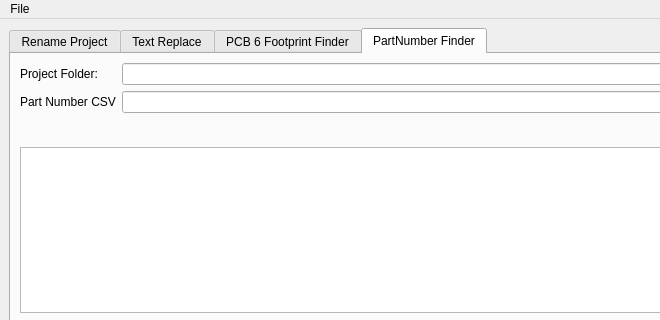
Qt form res/mainwindow.ui (computergeek1507/KicadHelper) before a commit; both pictures show x 0 to 660 and y 0 to 320 of the 800 by 525 pixel window.
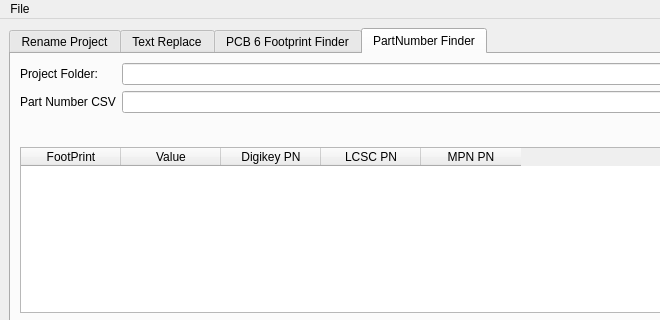
The same form after that commit. The open tabs and pages were chosen to show the change. Icons and pictures are not drawn.

The edit to the form file:
```diff
--- a/res/mainwindow.ui
+++ b/res/mainwindow.ui
@@ -239,7 +239,36 @@
          <widget class="QLineEdit" name="lePartsCSV"/>
         </item>
         <item row="3" column="0" colspan="3">
-         <widget class="QTableWidget" name="tableWidget"/>
+         <widget class="QTableWidget" name="twParts">
+          <property name="columnCount">
+           <number>5</number>
+          </property>
+          <column>
+           <property name="text">
+            <string>FootPrint</string>
+           </property>
+          </column>
+          <column>
+           <property name="text">
+            <string>Value</string>
+           </property>
+          </column>
+          <column>
+           <property name="text">
+            <string>Digikey PN</string>
+           </property>
+          </column>
+          <column>
+           <property name="text">
+            <string>LCSC PN</string>
+           </property>
+          </column>
+          <column>
+           <property name="text">
+            <string>MPN PN</string>
+           </property>
+          </column>
+         </widget>
         </item>
        </layout>
       </widget>
```
Left out of the diff: 10 changed lines with no effect on the pictures.
